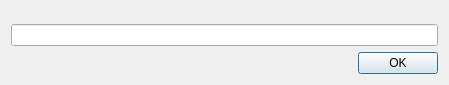
Above: client/Nickname.ui from Xevion/tcp-chat before the change. Below: the same form after it.
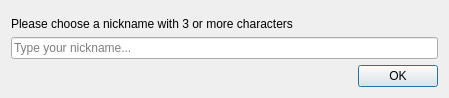
That is the form after the change.

Commit message: improve nickname dialog (add text, placeholder), fix > 3 letters check, close dialog with window properly

The edit to the form file:
```diff
--- a/client/Nickname.ui
+++ b/client/Nickname.ui
@@ -7,33 +7,14 @@
     <x>0</x>
     <y>0</y>
     <width>449</width>
-    <height>85</height>
+    <height>98</height>
    </rect>
   </property>
   <property name="windowTitle">
    <string>Dialog</string>
   </property>
   <layout class="QGridLayout" name="gridLayout">
-   <item row="1" column="0">
-    <widget class="QLineEdit" name="lineEdit"/>
-   </item>
-   <item row="2" column="0">
-    <spacer name="verticalSpacer">
-     <property name="orientation">
-      <enum>Qt::Vertical</enum>
-     </property>
-     <property name="sizeType">
-      <enum>QSizePolicy::Maximum</enum>
-     </property>
-     <property name="sizeHint" stdset="0">
-      <size>
-       <width>20</width>
-       <height>10</height>
-      </size>
-     </property>
-    </spacer>
-   </item>
-   <item row="4" column="0">
+   <item row="6" column="0">
     <widget class="QDialogButtonBox" name="buttonBox">
      <property name="orientation">
       <enum>Qt::Horizontal</enum>
@@ -56,6 +37,36 @@
      </property>
     </spacer>
    </item>
+   <item row="2" column="0">
+    <widget class="QLineEdit" name="lineEdit">
+     <property name="placeholderText">
+      <string>Type your nickname...</string>
+     </property>
+    </widget>
+   </item>
+   <item row="4" column="0">
+    <spacer name="verticalSpacer">
+     <property name="orientation">
+      <enum>Qt::Vertical</enum>
+     </property>
+     <property name="sizeType">
+      <enum>QSizePolicy::Maximum</enum>
+     </property>
+     <property name="sizeHint" stdset="0">
+      <size>
+       <width>20</width>
+       <height>10</height>
+      </size>
+     </property>
+    </spacer>
+   </item>
+   <item row="1" column="0">
+    <widget class="QLabel" name="label">
+     <property name="text">
+      <string>Please choose a nickname with 3 or more characters</string>
+     </property>
+    </widget>
+   </item>
   </layout>
  </widget>
  <resources/>
```
The commit also changes 2 other files.
